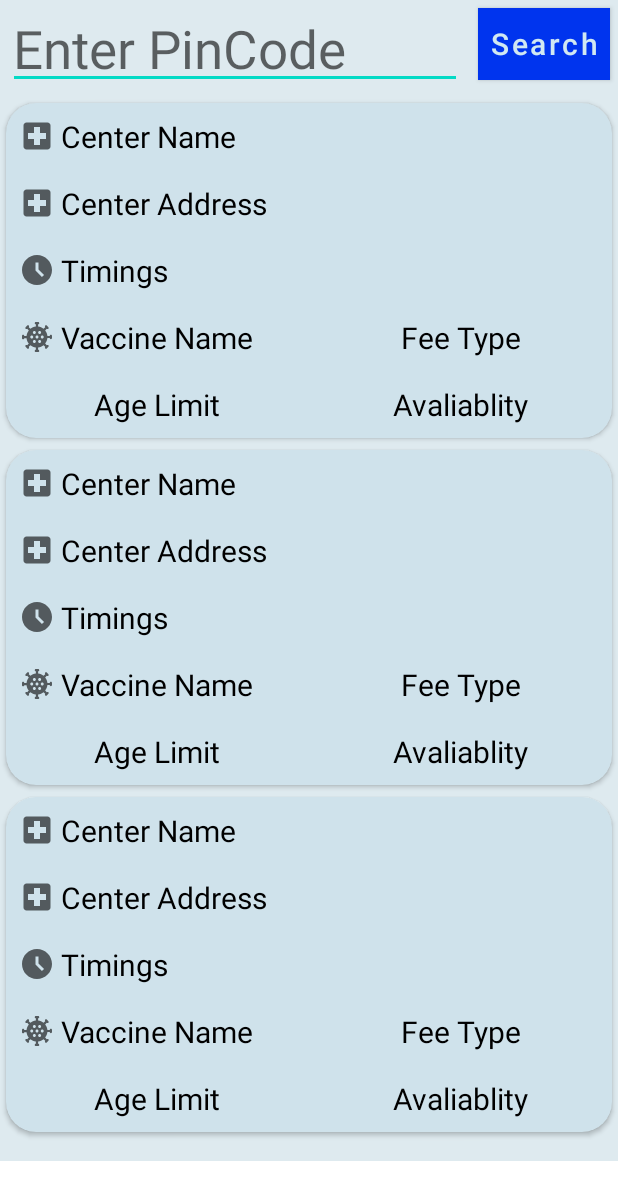
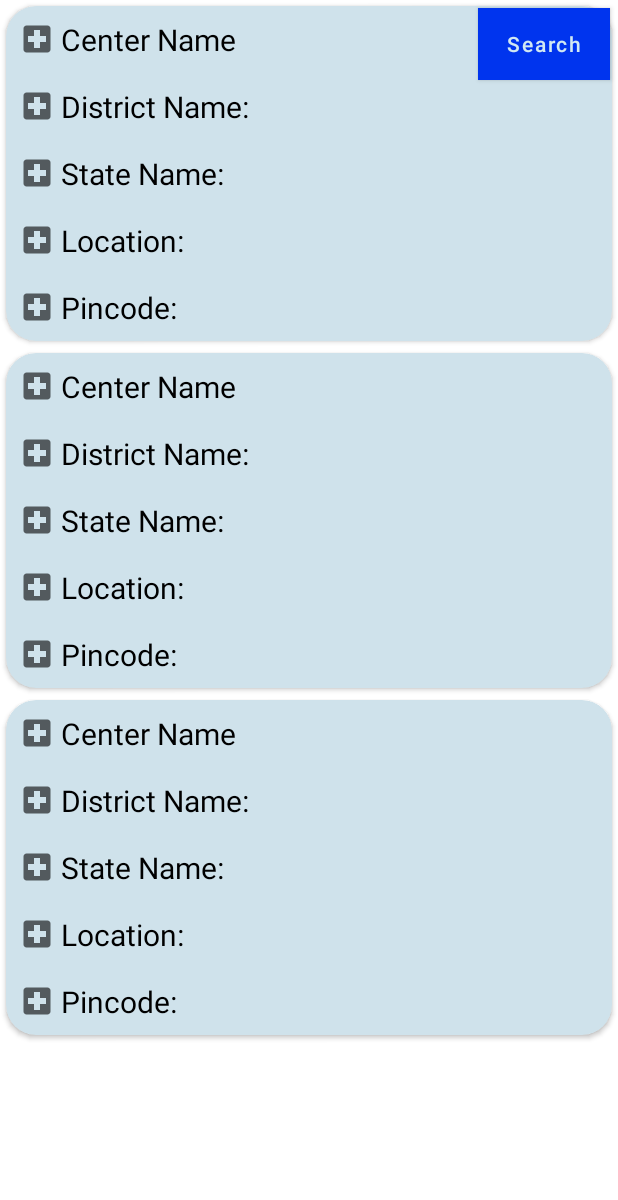
Before and after one commit to MohitAswani/App1, an Android app: the layout fragment_dashboard.xml on its own in the app's theme, with its tools: preview values and no code run, on a phone screen of 412 x 824 dp. Shown: the top 1200 px of the screen. Run offline under Robolectric (Android 15) with nearby library versions, the phone set to English and light mode, and no system bars; network calls fail; Roboto replaces fonts that are not available here.

Commit message:
edited GPS

```diff
--- a/app/build.gradle
+++ b/app/build.gradle
@@ -49,5 +49,7 @@ dependencies {
     testImplementation 'junit:junit:4.+'
     androidTestImplementation 'androidx.test.ext:junit:1.1.3'
     androidTestImplementation 'androidx.test.espresso:espresso-core:3.4.0'
+    implementation "com.google.android.gms:play-services-location:18.0.0"
+    implementation 'com.google.android.gms:play-services-maps:18.0.0'
     implementation 'com.android.volley:volley:1.2.1'
 }
--- a/app/src/main/AndroidManifest.xml
+++ b/app/src/main/AndroidManifest.xml
@@ -2,6 +2,8 @@
 <manifest xmlns:android="http://schemas.android.com/apk/res/android"
     package="com.example.app1">
     <uses-permission android:name="android.permission.INTERNET" />
+    <uses-permission android:name="android.permission.ACCESS_COARSE_LOCATION" />
+    <uses-permission android:name="android.permission.ACCESS_FINE_LOCATION" />
     <application
         android:allowBackup="true"
         android:icon="@mipmap/ic_launcher"
--- a/app/src/main/res/layout/center_rv_item.xml
+++ b/app/src/main/res/layout/center_rv_item.xml
@@ -27,7 +27,7 @@
 
         <!--text view for displaying center address-->
         <TextView
-            android:id="@+id/idTVCenterAddress"
+            android:id="@+id/idTVDistrictName"
             android:layout_width="match_parent"
             android:layout_height="wrap_content"
             android:layout_below="@id/idTVCenterName"
@@ -36,97 +36,57 @@
             android:drawablePadding="4dp"
             android:textSize="20sp"
             android:padding="5dp"
-            android:text="Center Address"
+            android:text="District Name:"
             android:textColor="@color/black" />
 
         <!--text view for displaying center timings-->
         <TextView
-            android:id="@+id/idTVCenterTimings"
+            android:id="@+id/idTVStateName"
             android:layout_width="match_parent"
             android:layout_height="wrap_content"
-            android:layout_below="@id/idTVCenterAddress"
-            android:layout_margin="3dp"
-            android:drawableLeft="@drawable/ic_baseline_access_time_filled_24"
+            android:layout_below="@id/idTVDistrictName"
+            android:layout_marginStart="3dp"
+            android:layout_marginTop="3dp"
+            android:layout_marginEnd="3dp"
+            android:layout_marginBottom="3dp"
+            android:drawableLeft="@drawable/ic_baseline_local_hospital_24"
             android:drawablePadding="4dp"
-            android:textSize="20sp"
             android:padding="5dp"
-            android:text="Timings"
-            android:textColor="@color/black" />
-
-        <LinearLayout
-            android:id="@+id/idLL1"
+            android:text="State Name:"
+            android:textColor="@color/black"
+            android:textSize="20sp" />
+        <TextView
+            android:id="@+id/idTVLocation"
             android:layout_width="match_parent"
             android:layout_height="wrap_content"
-            android:layout_below="@id/idTVCenterTimings"
-            android:orientation="horizontal"
-            android:weightSum="2">
-
-            <!--text view for displaying vaccine name-->
-            <TextView
-                android:id="@+id/idTVVaccineName"
-                android:layout_width="0dp"
-                android:layout_height="wrap_content"
-                android:layout_margin="3dp"
-                android:layout_weight="1"
-                android:drawableLeft="@drawable/ic_virus"
-                android:textSize="20sp"
-                android:drawablePadding="4dp"
-                android:padding="5dp"
-                android:text="Vaccine Name"
-                android:textColor="@color/black" />
-
-            <!--text view for displaying center fees type-->
-            <TextView
-                android:id="@+id/idTVFeeType"
-                android:layout_width="0dp"
-                android:layout_height="wrap_content"
-                android:layout_gravity="center"
-                android:layout_margin="3dp"
-                android:layout_weight="1"
-                android:padding="5dp"
-                android:text="Fee Type"
-                android:textSize="20sp"
-                android:textAlignment="center"
-                android:textColor="@color/black" />
-        </LinearLayout>
-
-        <LinearLayout
-            android:id="@+id/idLL2"
+            android:layout_below="@id/idTVStateName"
+            android:layout_marginStart="3dp"
+            android:layout_marginTop="3dp"
+            android:layout_marginEnd="3dp"
+            android:layout_marginBottom="3dp"
+            android:drawableLeft="@drawable/ic_baseline_local_hospital_24"
+            android:drawablePadding="4dp"
+            android:padding="5dp"
+            android:text="Location:"
+            android:textColor="@color/black"
+            android:textSize="20sp" />
+        <TextView
+            android:id="@+id/idTVPincode"
             android:layout_width="match_parent"
             android:layout_height="wrap_content"
-            android:layout_below="@id/idLL1"
-            android:orientation="horizontal"
-            android:weightSum="2">
+            android:layout_below="@id/idTVLocation"
+            android:layout_marginStart="3dp"
+            android:layout_marginTop="3dp"
+            android:layout_marginEnd="3dp"
+            android:layout_marginBottom="3dp"
+            android:drawableLeft="@drawable/ic_baseline_local_hospital_24"
+            android:drawablePadding="4dp"
+            android:padding="5dp"
+            android:text="Pincode:"
+            android:textColor="@color/black"
+            android:textSize="20sp" />
 
-            <!--text view for displaying age limit-->
-            <TextView
-                android:id="@+id/idTVAgeLimit"
-                android:layout_width="0dp"
-                android:layout_height="wrap_content"
-                android:layout_gravity="center"
-                android:layout_margin="3dp"
-                android:layout_weight="1"
-                android:padding="5dp"
-                android:textSize="20sp"
-                android:text="Age Limit"
-                android:textAlignment="center"
-                android:textColor="@color/black" />
 
-            <!--text view for displaying center availability-->
-            <TextView
-                android:id="@+id/idTVAvaliablity"
-                android:layout_width="0dp"
-                android:layout_height="wrap_content"
-                android:layout_gravity="center"
-                android:layout_margin="3dp"
-                android:layout_weight="1"
-                android:textSize="20sp"
-                android:padding="5dp"
-                android:text="Avaliablity"
-                android:textAlignment="center"
-                android:textColor="@color/black" />
-
-        </LinearLayout>
 
     </RelativeLayout>
 
--- a/app/src/main/res/layout/fragment_dashboard.xml
+++ b/app/src/main/res/layout/fragment_dashboard.xml
@@ -4,25 +4,9 @@
     xmlns:tools="http://schemas.android.com/tools"
     android:layout_width="match_parent"
     android:layout_height="match_parent"
-    android:layout_marginBottom="50dp"
-    android:background="#DEEAEF"
     >
 
     <!--edit text for entering the pin code-->
-    <EditText
-        android:id="@+id/idEdtPinCode"
-        android:layout_width="match_parent"
-        android:layout_height="wrap_content"
-        android:layout_margin="5dp"
-        android:layout_toStartOf="@id/idBtnSearch"
-        android:layout_toLeftOf="@id/idBtnSearch"
-        android:textSize="35sp"
-        android:hint="Enter PinCode"
-        android:autofillHints="postalCode"
-        android:padding="3dp"
-        android:inputType="number"
-        />
-
     <!--button for searching the data-->
     <Button
         android:id="@+id/idBtnSearch"
@@ -32,8 +16,6 @@
         android:layout_alignParentRight="true"
         android:layout_margin="5dp"
         android:background="@color/purple_200"
-        android:textSize="20sp"
-        android:padding="3dp"
         android:text="Search"
         android:textAllCaps="false" />
 
@@ -50,8 +32,6 @@
         android:id="@+id/centersRV"
         android:layout_width="match_parent"
         android:layout_height="match_parent"
-        android:layout_below="@id/idEdtPinCode"
-        android:textSize="24sp"
         tools:listitem="@layout/center_rv_item" />
 
 </RelativeLayout>
```
Also changed, not shown: app/src/main/java/com/example/app1/ui/dashboard/CenterRVAdapter.kt (+9 -12 lines), app/src/main/java/com/example/app1/ui/dashboard/CenterRvModal.kt (+4 -22 lines), app/src/main/java/com/example/app1/ui/dashboard/DashboardFragment.kt (+104 -60 lines).
